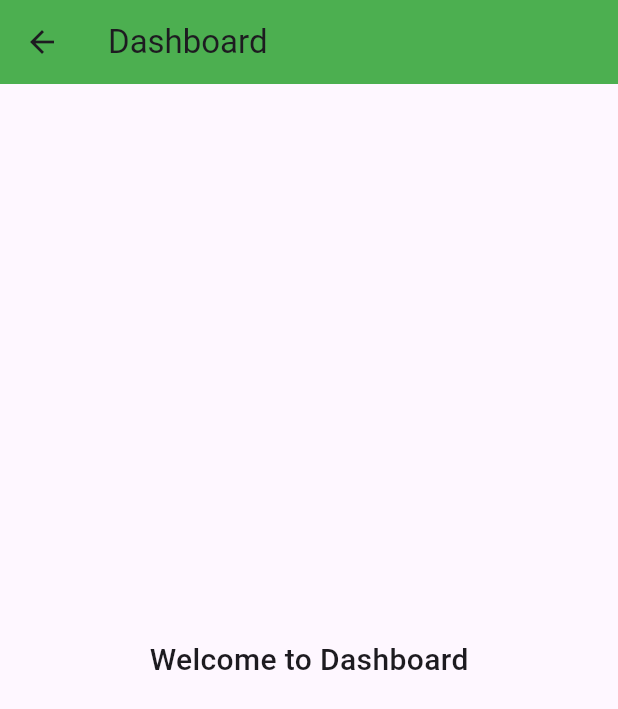
After one commit to aayushma12/campusbazar, a Flutter app: the DashboardScreen screen opened directly, on a phone screen of 412 x 824 dp. The commit adds this screen. Shown: the top 709 px of the screen. Run offline on Flutter 3.47's test engine with Material 3 defaults, Android fonts, the phone set to English and light mode, and no system bars.

Commit message:
dashboard screen

```diff
--- /dev/null
+++ b/lib/screen/dashboard.dart
@@ -0,0 +1,21 @@
+import 'package:flutter/material.dart';
+
+class DashboardScreen extends StatelessWidget {
+  const DashboardScreen({super.key});
+
+  @override
+  Widget build(BuildContext context) {
+    return Scaffold(
+      appBar: AppBar(
+        title: const Text("Dashboard"),
+        backgroundColor: Colors.green,
+      ),
+      body: const Center(
+        child: Text(
+          "Welcome to Dashboard",
+          style: TextStyle(fontSize: 20, fontWeight: FontWeight.w500),
+        ),
+      ),
+    );
+  }
+}
--- a/lib/screen/login.dart
+++ b/lib/screen/login.dart
@@ -44,7 +44,7 @@
             // LOGO
             Center(
               child: Image.asset(
-                "assets/logo.png", // image for logo
+                "assets/logo.png",
                 height: 80,
               ),
             ),
@@ -154,7 +154,9 @@
               width: double.infinity,
               height: 48,
               child: ElevatedButton(
-                onPressed: () {},
+                onPressed: () {
+                  Navigator.pushNamed(context, "/dashboard");},
+
                 style: ElevatedButton.styleFrom(
                   backgroundColor: Colors.green,
                   shape: RoundedRectangleBorder(
```
